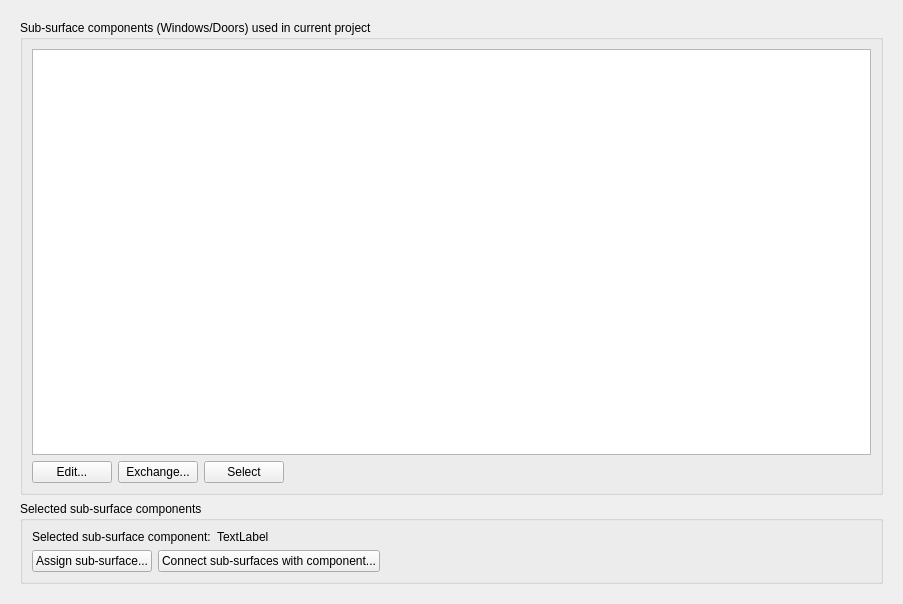
First picture: the form in SIM-VICUS/src/SVPropBuildingEditWidget.ui, repository ghorwin/SIM-VICUS, before the edit.
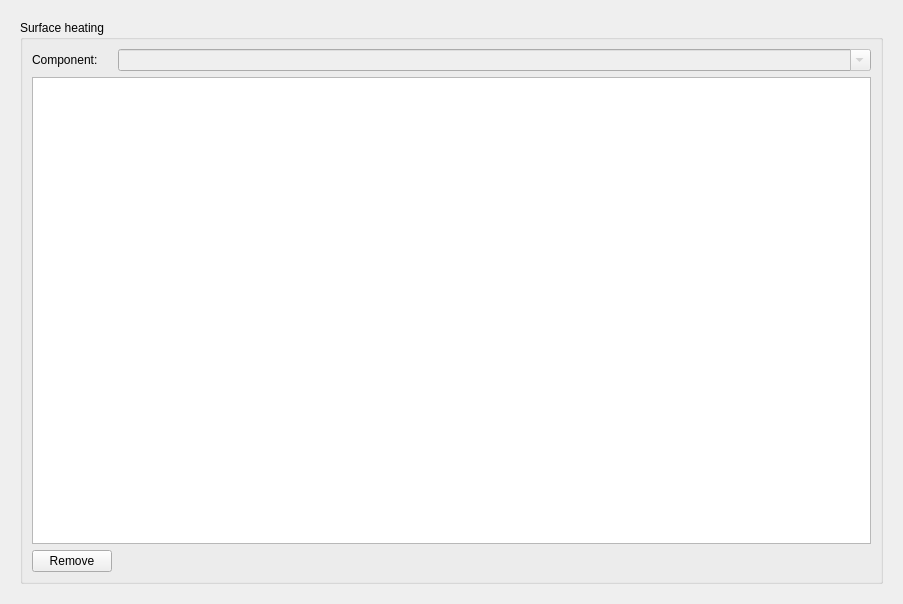
Second picture: the form after the edit.

Commit message: Added editing support for active layer index in components.

The edit to the form file:
```diff
--- a/SIM-VICUS/src/SVPropBuildingEditWidget.ui
+++ b/SIM-VICUS/src/SVPropBuildingEditWidget.ui
@@ -14,7 +14,7 @@
    <item>
     <widget class="QStackedWidget" name="stackedWidget">
      <property name="currentIndex">
-      <number>2</number>
+      <number>6</number>
      </property>
      <widget class="QWidget" name="pageEmpty"/>
      <widget class="QWidget" name="pageComponents">
@@ -610,6 +610,65 @@
        </item>
       </layout>
      </widget>
+     <widget class="QWidget" name="page">
+      <layout class="QVBoxLayout" name="verticalLayoutSurfaceHeating">
+       <item>
+        <widget class="QGroupBox" name="groupBox_7">
+         <property name="title">
+          <string>Surface heating</string>
+         </property>
+         <layout class="QGridLayout" name="gridLayout_11">
+          <item row="0" column="0">
+           <widget class="QLabel" name="label_6">
+            <property name="text">
+             <string>Component:</string>
+            </property>
+           </widget>
+          </item>
+          <item row="0" column="1">
+           <widget class="QComboBox" name="comboBoxSurfaceHeatingComponentFilter">
+            <property name="enabled">
+             <bool>false</bool>
+            </property>
+            <property name="editable">
+             <bool>true</bool>
+            </property>
+           </widget>
+          </item>
+          <item row="1" column="0" colspan="2">
+           <widget class="QTableWidget" name="tableWidgetSurfaceHeating"/>
+          </item>
+          <item row="2" column="0">
+           <widget class="QPushButton" name="pushButtonRemoveSurfaceHeating">
+            <property name="text">
+             <string>Remove</string>
+            </property>
+            <property name="iconSize">
+             <size>
+              <width>24</width>
+              <height>24</height>
+             </size>
+            </property>
+           </widget>
+          </item>
+          <item row="2" column="1">
+           <spacer name="horizontalSpacer_9">
+            <property name="orientation">
+             <enum>Qt::Horizontal</enum>
+            </property>
+            <property name="sizeHint" stdset="0">
+             <size>
+              <width>280</width>
+              <height>20</height>
+             </size>
+            </property>
+           </spacer>
+          </item>
+         </layout>
+        </widget>
+       </item>
+      </layout>
+     </widget>
     </widget>
    </item>
   </layout>
```
The commit also changes 12 other files.
